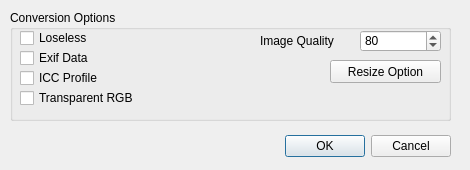
Qt form Resources/ConversionOptions.ui (C4NU/Paddie) before a commit.
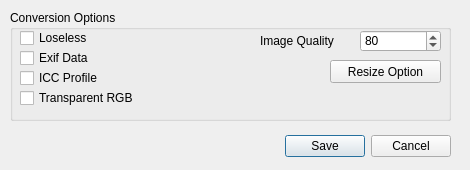
The same form after that commit.

Commit message: [ADD] Conversion UI 링킹 완료, main 쪽으로 데이터 반환 기능만 추가하면 완료.

```diff
--- a/Resources/ConversionOptions.ui
+++ b/Resources/ConversionOptions.ui
@@ -25,11 +25,29 @@
      <height>32</height>
     </rect>
    </property>
+   <property name="sizePolicy">
+    <sizepolicy hsizetype="Fixed" vsizetype="Fixed">
+     <horstretch>0</horstretch>
+     <verstretch>0</verstretch>
+    </sizepolicy>
+   </property>
+   <property name="minimumSize">
+    <size>
+     <width>441</width>
+     <height>32</height>
+    </size>
+   </property>
+   <property name="maximumSize">
+    <size>
+     <width>441</width>
+     <height>32</height>
+    </size>
+   </property>
    <property name="orientation">
     <enum>Qt::Horizontal</enum>
    </property>
    <property name="standardButtons">
-    <set>QDialogButtonBox::Cancel|QDialogButtonBox::Ok</set>
+    <set>QDialogButtonBox::Cancel|QDialogButtonBox::Save</set>
    </property>
   </widget>
   <widget class="QGroupBox" name="groupBox">
```
Left out of the diff: 15 changed lines with no effect on the pictures. The commit also changes 6 other files.
